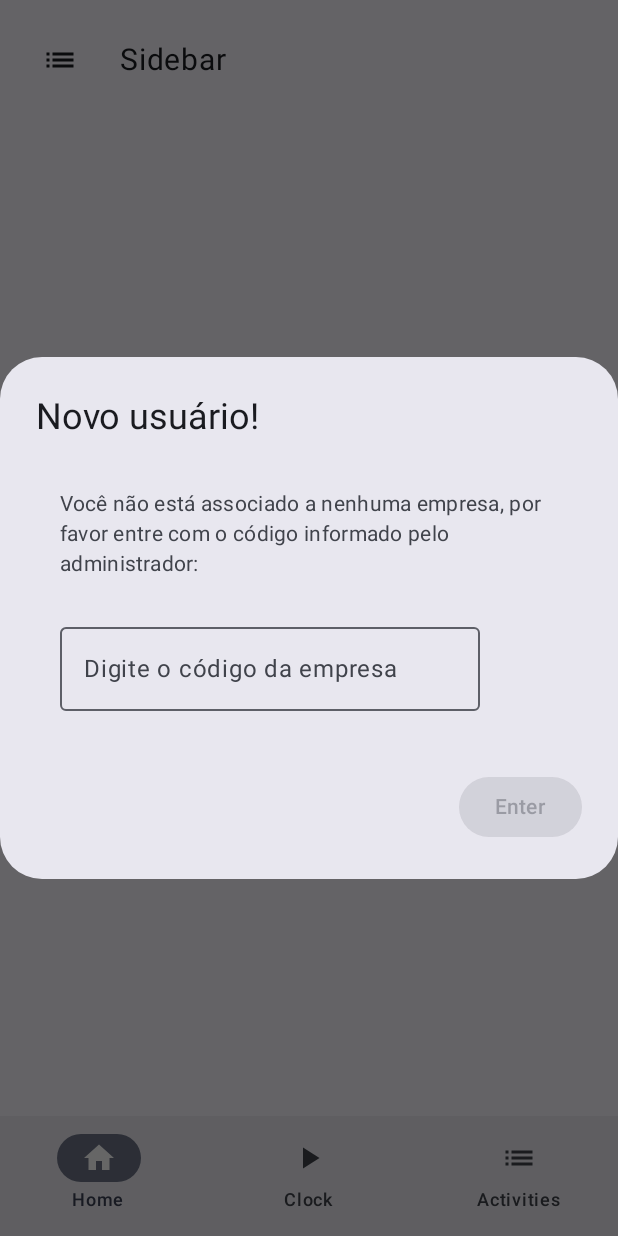
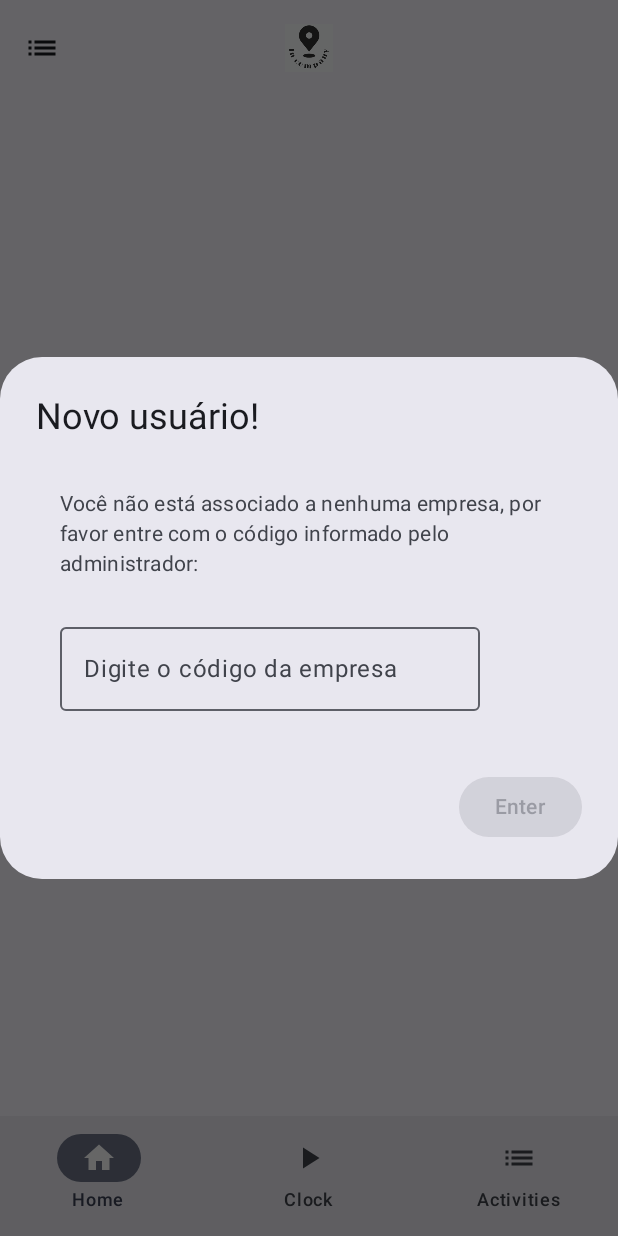
Before and after one commit to SamuelvLopes/PDM-RH, an Android app built with Jetpack Compose: the screen it shows after launch (MainActivity), after a tap on "Login with Google", on a phone screen of 412 x 824 dp. Run offline under Robolectric (Android 15) with nearby library versions, the phone set to English and light mode, and no system bars.

```diff
--- a/InCompanyApp/app/src/main/java/com/incompanyapp/LoginActivity.kt
+++ b/InCompanyApp/app/src/main/java/com/incompanyapp/LoginActivity.kt
@@ -75,8 +75,8 @@ fun LoginPage(modifier: Modifier = Modifier) {
         Image(
             painter = painterResource(id = R.drawable.logo),
             contentDescription = "App Logo",
-            modifier = Modifier.size(128.dp), // Adjust the size as needed
-            contentScale = ContentScale.Crop // Adjust the scaling if needed
+            modifier = Modifier.size(128.dp),
+            contentScale = ContentScale.Crop
         )
         Row(
             verticalAlignment = Alignment.CenterVertically,
--- a/InCompanyApp/app/src/main/java/com/incompanyapp/MainActivity.kt
+++ b/InCompanyApp/app/src/main/java/com/incompanyapp/MainActivity.kt
@@ -4,8 +4,8 @@ import android.app.Activity
 import android.os.Bundle
 import androidx.activity.ComponentActivity
 import androidx.activity.compose.setContent
+import androidx.compose.foundation.Image
 import androidx.compose.foundation.background
-import androidx.compose.foundation.clickable
 import androidx.compose.foundation.layout.Arrangement
 import androidx.compose.foundation.layout.Box
 import androidx.compose.foundation.layout.Column
@@ -26,8 +26,9 @@ import androidx.compose.runtime.*
 import androidx.compose.runtime.saveable.rememberSaveable
 import androidx.compose.ui.Alignment
 import androidx.compose.ui.Modifier
-import androidx.compose.ui.graphics.Color
+import androidx.compose.ui.layout.ContentScale
 import androidx.compose.ui.platform.LocalContext
+import androidx.compose.ui.res.painterResource
 import androidx.compose.ui.tooling.preview.Preview
 import androidx.compose.ui.unit.dp
 import androidx.compose.ui.unit.sp
@@ -79,19 +80,26 @@ fun MainScreen() {
             content = {
                 Scaffold(
                     topBar = {
+                        TopAppBar(
+                            title = {
                                 Row(
+                                    modifier = Modifier.fillMaxWidth(),
                                     verticalAlignment = Alignment.CenterVertically,
-                            modifier = Modifier.padding(16.dp)
+                                    horizontalArrangement = Arrangement.Center
                                 ) {
+                                    Spacer(modifier = Modifier.weight(1f))
+                                    Logo()
+                                    Spacer(modifier = Modifier.weight(1f))
+                                }
+                            },
+                            navigationIcon = {
                                 IconButton(onClick = { scope.launch { drawerState.open() } }) {
                                     Icon(Icons.Filled.List, contentDescription = "Open Drawer")
                                 }
-                            Spacer(modifier = Modifier.size(16.dp))
-                            Text(
-                                text = "Sidebar",
-                                fontSize = 20.sp
+                            },
+                            modifier = Modifier.fillMaxWidth(),
+                            actions = { Spacer(modifier = Modifier.size(48.dp)) }
                         )
-                        }
                     },
                     bottomBar = {
                         BottomNavigationBar(selectedScreen = selectedScreen) { screen ->
@@ -115,7 +123,7 @@ fun MainScreen() {
 fun DrawerContent(onLogout: () -> Unit) {
     Column(
         modifier = Modifier
-            .width(240.dp)  // Adjust the width as needed
+            .width(240.dp)
             .fillMaxHeight()
             .background(MaterialTheme.colorScheme.surface)
             .padding(16.dp),
@@ -150,7 +158,7 @@ fun BottomNavigationBar(selectedScreen: String, onScreenSelected: (String) -> Un
             onClick = { onScreenSelected("home") }
         )
         NavigationBarItem(
-            icon = { Icon(Icons.Filled.PlayArrow, contentDescription = "Clock") }, // Placeholder icon for "Clock"
+            icon = { Icon(Icons.Filled.PlayArrow, contentDescription = "Clock") },
             label = { Text("Clock") },
             selected = selectedScreen == "clock",
             onClick = { onScreenSelected("clock") }
@@ -250,3 +258,13 @@ fun ActivityListPage(modifier: Modifier = Modifier) {
         Text("Activity List Page", fontSize = 24.sp)
     }
 }
+
+@Composable
+fun Logo() {
+    Image(
+        painter = painterResource(id = R.drawable.logo),
+        contentDescription = "App Logo",
+        modifier = Modifier.size(32.dp),
+        contentScale = ContentScale.Crop
+    )
+}
```
Lines whose indentation alone changed are shown as unchanged.
